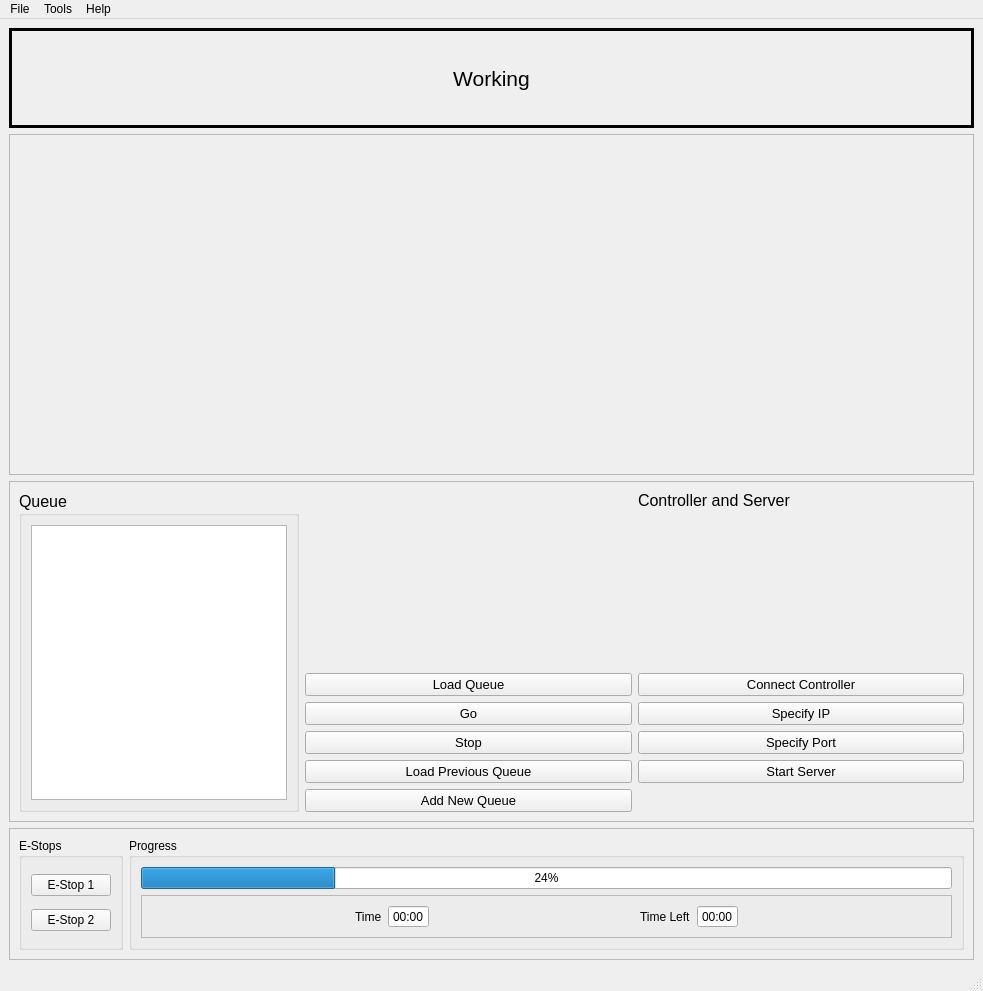
Before: the Qt Designer form main_window_robot.ui in rybitski/scenery-robot, drawn with Qt 5.
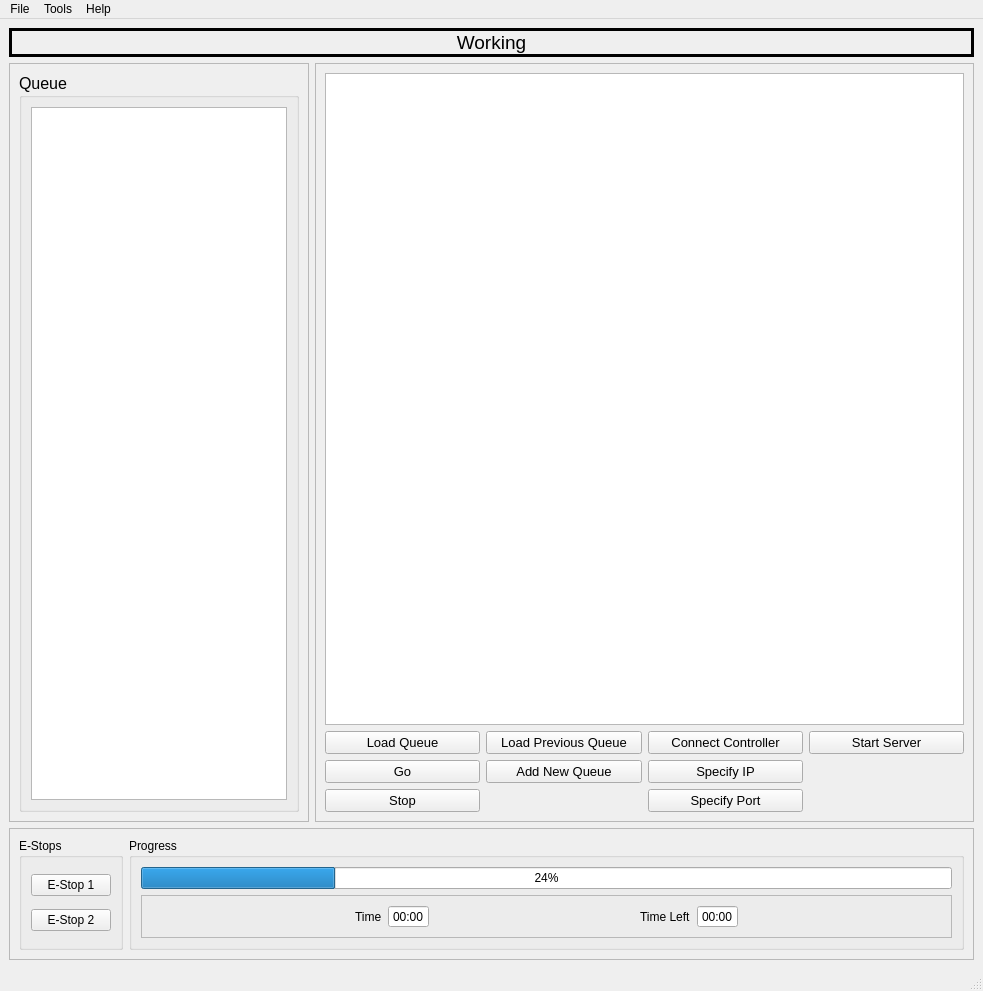
After: the same form once the commit is applied.

Commit message: GUI looking good - not tested with image

```diff
--- a/main_window_robot.ui
+++ b/main_window_robot.ui
@@ -26,12 +26,18 @@
       <property name="minimumSize">
        <size>
         <width>0</width>
-        <height>100</height>
+        <height>25</height>
+       </size>
+      </property>
+      <property name="maximumSize">
+       <size>
+        <width>16777215</width>
+        <height>30</height>
        </size>
       </property>
       <property name="font">
        <font>
-        <pointsize>16</pointsize>
+        <pointsize>14</pointsize>
        </font>
       </property>
       <property name="autoFillBackground">
@@ -52,49 +58,11 @@
      </widget>
     </item>
     <item>
-     <layout class="QVBoxLayout" name="vertical_layout_display">
-      <item>
-       <widget class="QFrame" name="map">
-        <property name="sizePolicy">
-         <sizepolicy hsizetype="Expanding" vsizetype="Expanding">
-          <horstretch>0</horstretch>
-          <verstretch>0</verstretch>
-         </sizepolicy>
-        </property>
-        <property name="minimumSize">
-         <size>
-          <width>0</width>
-          <height>0</height>
-         </size>
-        </property>
-        <property name="frameShape">
-         <enum>QFrame::StyledPanel</enum>
-        </property>
-        <property name="frameShadow">
-         <enum>QFrame::Raised</enum>
-        </property>
-        <widget class="QFrame" name="frame_2">
-         <property name="geometry">
-          <rect>
-           <x>70</x>
-           <y>660</y>
-           <width>120</width>
-           <height>80</height>
-          </rect>
-         </property>
-         <property name="frameShape">
-          <enum>QFrame::StyledPanel</enum>
-         </property>
-         <property name="frameShadow">
-          <enum>QFrame::Raised</enum>
-         </property>
-        </widget>
-       </widget>
-      </item>
+     <layout class="QHBoxLayout" name="horizontalLayout">
       <item>
        <widget class="QFrame" name="frame">
         <property name="sizePolicy">
-         <sizepolicy hsizetype="Preferred" vsizetype="Ignored">
+         <sizepolicy hsizetype="Fixed" vsizetype="Expanding">
           <horstretch>0</horstretch>
           <verstretch>0</verstretch>
          </sizepolicy>
@@ -105,12 +73,21 @@
         <property name="frameShadow">
          <enum>QFrame::Raised</enum>
         </property>
-        <layout class="QFormLayout" name="formLayout">
-         <property name="fieldGrowthPolicy">
-          <enum>QFormLayout::AllNonFixedFieldsGrow</enum>
-         </property>
+        <layout class="QGridLayout" name="gridLayout">
          <item row="0" column="0">
           <widget class="QGroupBox" name="queueControl_5">
+           <property name="sizePolicy">
+            <sizepolicy hsizetype="Preferred" vsizetype="MinimumExpanding">
+             <horstretch>0</horstretch>
+             <verstretch>0</verstretch>
+            </sizepolicy>
+           </property>
+           <property name="minimumSize">
+            <size>
+             <width>0</width>
+             <height>200</height>
+            </size>
+           </property>
            <property name="font">
             <font>
              <pointsize>12</pointsize>
@@ -121,29 +98,55 @@
            </property>
            <layout class="QVBoxLayout" name="verticalLayout">
             <item>
-             <widget class="QListWidget" name="queueList"/>
+             <widget class="QListWidget" name="queueList">
+              <property name="sizePolicy">
+               <sizepolicy hsizetype="Expanding" vsizetype="Expanding">
+                <horstretch>0</horstretch>
+                <verstretch>0</verstretch>
+               </sizepolicy>
+              </property>
+             </widget>
             </item>
            </layout>
           </widget>
          </item>
-         <item row="0" column="1">
+        </layout>
+       </widget>
+      </item>
+      <item>
+       <widget class="QFrame" name="map">
+        <property name="sizePolicy">
+         <sizepolicy hsizetype="Expanding" vsizetype="Expanding">
+          <horstretch>0</horstretch>
+          <verstretch>0</verstretch>
+         </sizepolicy>
+        </property>
+        <property name="minimumSize">
+         <size>
+          <width>0</width>
+          <height>0</height>
+         </size>
+        </property>
+        <property name="frameShape">
+         <enum>QFrame::StyledPanel</enum>
+        </property>
+        <property name="frameShadow">
+         <enum>QFrame::Raised</enum>
+        </property>
+        <layout class="QGridLayout" name="gridLayout_3">
+         <item row="0" column="0">
+          <widget class="QGraphicsView" name="graphicsView">
+           <property name="sizePolicy">
+            <sizepolicy hsizetype="Expanding" vsizetype="MinimumExpanding">
+             <horstretch>0</horstretch>
+             <verstretch>0</verstretch>
+            </sizepolicy>
+           </property>
+          </widget>
+         </item>
+         <item row="1" column="0">
           <layout class="QGridLayout" name="gridLayout_2">
-           <item row="0" column="1">
-            <widget class="QLabel" name="ctrlserve_label">
-             <property name="font">
-              <font>
-               <pointsize>12</pointsize>
-              </font>
-             </property>
-             <property name="text">
-              <string>Controller and Server</string>
-             </property>
-             <property name="alignment">
-              <set>Qt::AlignLeading|Qt::AlignLeft|Qt::AlignTop</set>
-             </property>
-            </widget>
-           </item>
-           <item row="4" column="0">
+           <item row="3" column="0">
             <widget class="QPushButton" name="queueStop">
              <property name="font">
               <font>
@@ -155,31 +158,7 @@
              </property>
             </widget>
            </item>
-           <item row="5" column="0">
-            <widget class="QPushButton" name="queueLoadPrev">
-             <property name="font">
-              <font>
-               <pointsize>10</pointsize>
-              </font>
-             </property>
-             <property name="text">
-              <string>Load Previous Queue</string>
-             </property>
-            </widget>
-           </item>
-           <item row="6" column="0">
-            <widget class="QPushButton" name="queueAdd">
-             <property name="font">
-              <font>
-               <pointsize>10</pointsize>
-              </font>
-             </property>
-             <property name="text">
-              <string>Add New Queue</string>
-             </property>
-            </widget>
-           </item>
-           <item row="1" column="0">
+           <item row="0" column="0">
             <widget class="QPushButton" name="queueLoad">
              <property name="font">
               <font>
@@ -191,7 +170,7 @@
              </property>
             </widget>
            </item>
-           <item row="2" column="0">
+           <item row="1" column="0">
             <widget class="QPushButton" name="queueGo">
              <property name="font">
               <font>
@@ -203,7 +182,7 @@
              </property>
             </widget>
            </item>
-           <item row="2" column="1">
+           <item row="1" column="2">
             <widget class="QPushButton" name="ipSpecify">
              <property name="font">
               <font>
@@ -215,7 +194,7 @@
              </property>
             </widget>
            </item>
-           <item row="1" column="1">
+           <item row="0" column="2">
             <widget class="QPushButton" name="controllerConnect">
              <property name="font">
               <font>
@@ -227,7 +206,7 @@
              </property>
             </widget>
            </item>
-           <item row="4" column="1">
+           <item row="3" column="2">
             <widget class="QPushButton" name="portSpecify">
              <property name="font">
               <font>
@@ -239,7 +218,31 @@
              </property>
             </widget>
            </item>
-           <item row="5" column="1">
+           <item row="1" column="1">
+            <widget class="QPushButton" name="queueAdd">
+             <property name="font">
+              <font>
+               <pointsize>10</pointsize>
+              </font>
+             </property>
+             <property name="text">
+              <string>Add New Queue</string>
+             </property>
+            </widget>
+           </item>
+           <item row="0" column="1">
+            <widget class="QPushButton" name="queueLoadPrev">
+             <property name="font">
+              <font>
+               <pointsize>10</pointsize>
+              </font>
+             </property>
+             <property name="text">
+              <string>Load Previous Queue</string>
+             </property>
+            </widget>
+           </item>
+           <item row="0" column="3">
             <widget class="QPushButton" name="serverStart">
              <property name="font">
               <font>
```
Left out of the diff: 6 changed lines with no effect on the pictures.
